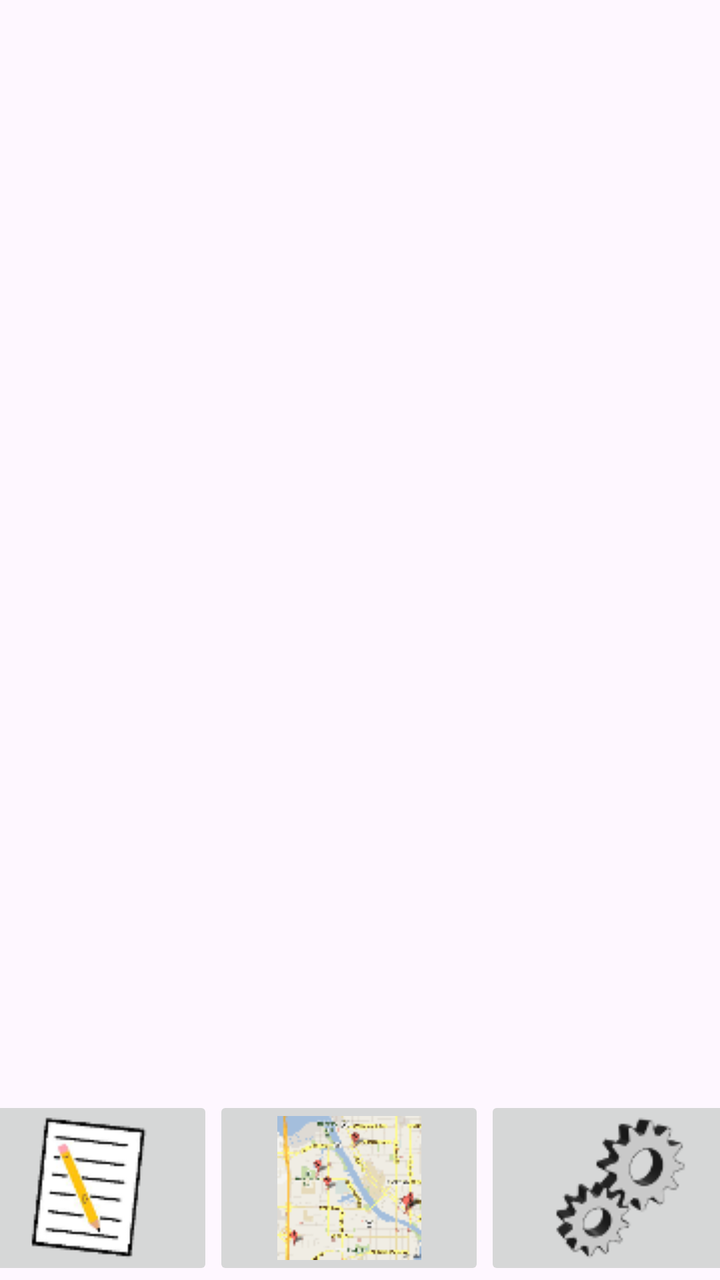
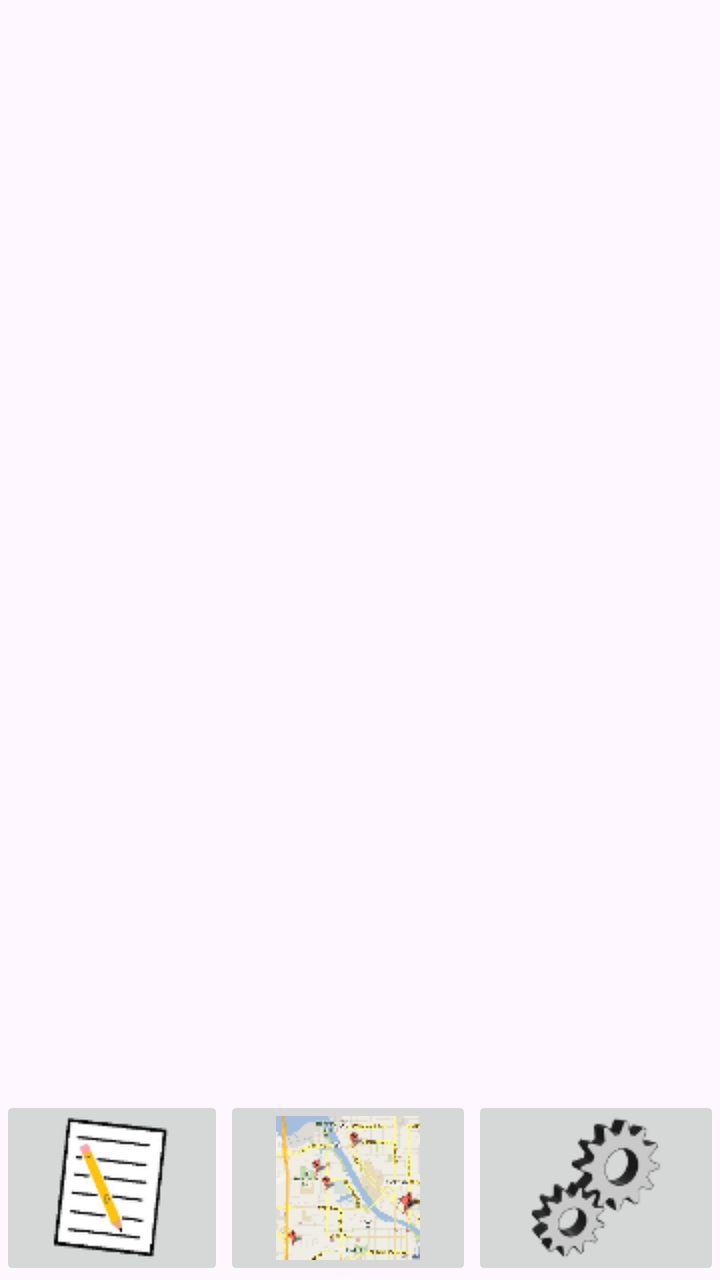

Screens rendered from an Android XML layout before and after an edit, with the pre-edit source and the edit as a unified diff.
<!-- AndroidManifest.xml: application theme Theme.MyContactList -->
<!-- res/layout/navbar.xml -->
<?xml version="1.0" encoding="utf-8"?>
<androidx.constraintlayout.widget.ConstraintLayout
    xmlns:android="http://schemas.android.com/apk/res/android"
    xmlns:app="http://schemas.android.com/apk/res-auto"
    xmlns:tools="http://schemas.android.com/tools"
    android:id="@+id/main"
    android:layout_width="match_parent"
    android:layout_height="match_parent"
    tools:context=".Navbar">

    <LinearLayout
        android:id="@+id/navbar"
        android:layout_width="395dp"
        android:layout_height="wrap_content"
        android:orientation="horizontal"
        app:layout_constraintBottom_toBottomOf="parent"
        app:layout_constraintEnd_toEndOf="parent"
        app:layout_constraintStart_toStartOf="parent">

        <ImageButton
            android:id="@+id/imageButtonList"
            android:layout_width="wrap_content"
            android:layout_height="wrap_content"
            android:layout_weight="1"
            android:contentDescription="@string/button_to_display_the_list_of_contacts"
            app:srcCompat="@drawable/contactlisticon" />

        <ImageButton
            android:id="@+id/imageButtonMap"
            android:layout_width="wrap_content"
            android:layout_height="wrap_content"
            android:layout_weight="1"
            android:contentDescription="@string/button_to_display_the_map"
            app:srcCompat="@drawable/mapicon" />

        <ImageButton
            android:id="@+id/imageButtonSettings"
            android:layout_width="wrap_content"
            android:layout_height="wrap_content"
            android:layout_weight="1"
            android:contentDescription="@string/button_to_display_the_settings"
            app:srcCompat="@drawable/settingsicon" />
    </LinearLayout>
</androidx.constraintlayout.widget.ConstraintLayout>
<!-- resources referenced by this layout -->
<resources>
  <!-- drawable contactlisticon: png bitmap (drawable, 5725 bytes) -->
  <!-- drawable mapicon: png bitmap (drawable, 3313 bytes) -->
  <!-- drawable settingsicon: png bitmap (drawable, 5763 bytes) -->
  <string name="button_to_display_the_list_of_contacts">Display a list of contacts</string>
  <string name="button_to_display_the_map">Display the Map</string>
  <string name="button_to_display_the_settings">Display the Settings</string>
  <style name="Theme.MyContactList" parent="Base.Theme.MyContactList" />
  <style name="Base.Theme.MyContactList" parent="Theme.Material3.DayNight.NoActionBar">
          
          
      </style>
</resources>

<!-- the commit's change to res/layout/navbar.xml (unified diff, before → after) -->
@@ -10,7 +10,7 @@
 
     <LinearLayout
         android:id="@+id/navbar"
-        android:layout_width="395dp"
+        android:layout_width="match_parent"
         android:layout_height="wrap_content"
         android:orientation="horizontal"
         app:layout_constraintBottom_toBottomOf="parent"
